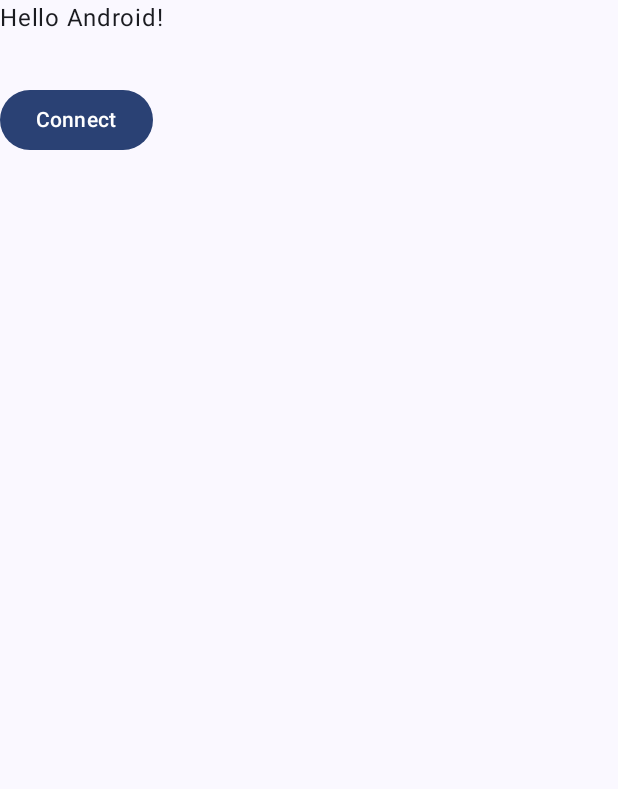
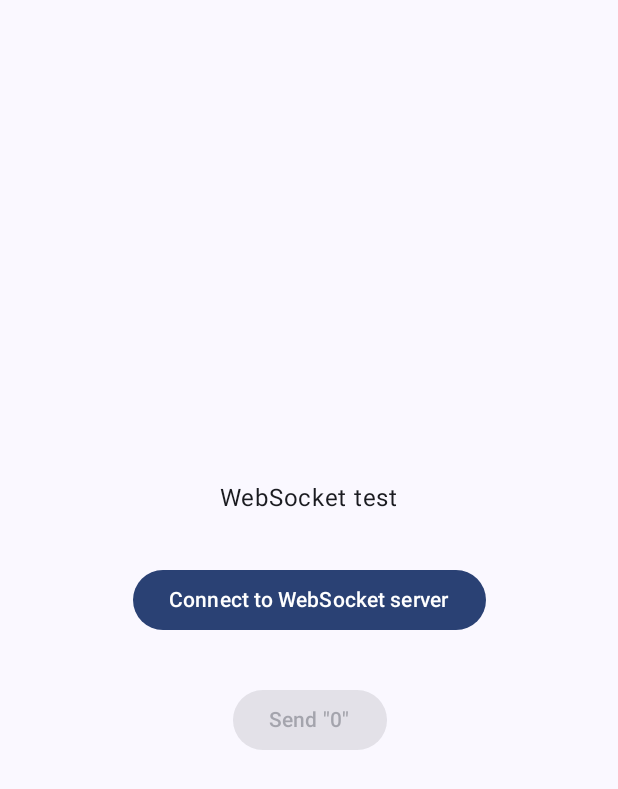
Before and after one commit to shotaIDE/web-socket-test, an Android app built with Jetpack Compose: the screen it shows after launch (MainActivity), on a phone screen of 412 x 824 dp. Shown: the top 789 px of the screen. Run offline under Robolectric (Android 15) with nearby library versions, the phone set to English and light mode, and no system bars.

Commit message:
feat: send counter text

```diff
--- a/app/src/main/java/ide/shota/colomney/websockettest/MainActivity.kt
+++ b/app/src/main/java/ide/shota/colomney/websockettest/MainActivity.kt
@@ -4,6 +4,7 @@ import android.os.Bundle
 import androidx.activity.ComponentActivity
 import androidx.activity.compose.setContent
 import androidx.activity.enableEdgeToEdge
+import androidx.compose.foundation.layout.Arrangement
 import androidx.compose.foundation.layout.Column
 import androidx.compose.foundation.layout.Spacer
 import androidx.compose.foundation.layout.fillMaxSize
@@ -12,6 +13,11 @@ import androidx.compose.material3.Button
 import androidx.compose.material3.Scaffold
 import androidx.compose.material3.Text
 import androidx.compose.runtime.Composable
+import androidx.compose.runtime.getValue
+import androidx.compose.runtime.mutableStateOf
+import androidx.compose.runtime.saveable.rememberSaveable
+import androidx.compose.runtime.setValue
+import androidx.compose.ui.Alignment
 import androidx.compose.ui.Modifier
 import androidx.compose.ui.tooling.preview.Preview
 import androidx.compose.ui.unit.dp
@@ -67,6 +73,10 @@ class WebSocketClient : WebSocketListener() {
     fun send(message: String) {
         webSocket.send(message)
     }
+
+    fun close() {
+        webSocket.close(1000, null)
+    }
 }
 
 class MainActivity : ComponentActivity() {
@@ -75,19 +85,15 @@ class MainActivity : ComponentActivity() {
         enableEdgeToEdge()
         setContent {
             WebSocketTestTheme {
-                Scaffold(modifier = Modifier.fillMaxSize()) { innerPadding ->
-                    Column {
-                        Greeting(
-                            name = "Android",
-                            modifier = Modifier.padding(innerPadding)
-                        )
+                Scaffold(modifier = Modifier.fillMaxSize()) { _ ->
+                    Column(
+                        modifier = Modifier.fillMaxSize(),
+                        horizontalAlignment = Alignment.CenterHorizontally,
+                        verticalArrangement = Arrangement.Center
+                    ) {
+                        Text("WebSocket test")
                         Spacer(modifier = Modifier.padding(16.dp))
-                        Button(onClick = {
-                            val webSocketClient = WebSocketClient()
-                            webSocketClient.send("Hello")
-                        }) {
-                            Text("Connect")
-                        }
+                        WebSocketPanel()
                     }
                 }
             }
@@ -96,17 +102,38 @@ class MainActivity : ComponentActivity() {
 }
 
 @Composable
-fun Greeting(name: String, modifier: Modifier = Modifier) {
-    Text(
-        text = "Hello $name!",
-        modifier = modifier
-    )
-}
+fun WebSocketPanel() {
+    var webSocketClient: WebSocketClient? by rememberSaveable { mutableStateOf(null) }
+    var counter by rememberSaveable { mutableStateOf(0) }
 
-@Preview(showBackground = true)
-@Composable
-fun GreetingPreview() {
-    WebSocketTestTheme {
-        Greeting("Android")
+    Column(
+        horizontalAlignment = Alignment.CenterHorizontally,
+    ) {
+        Button(onClick = {
+            if (webSocketClient == null) {
+                webSocketClient = WebSocketClient()
+                return@Button
+            }
+
+            webSocketClient!!.close()
+            webSocketClient = null
+            counter = 0
+        }) {
+            Text(
+                if (webSocketClient == null)
+                    "Connect to WebSocket server"
+                else
+                    "Disconnect from WebSocket server"
+            )
+        }
+        Spacer(modifier = Modifier.padding(16.dp))
+        Button(onClick = {
+            val client = webSocketClient ?: return@Button
+
+            client.send("$counter")
+            counter++
+        }, enabled = webSocketClient != null) {
+            Text("Send \"$counter\"")
+        }
     }
 }
```
